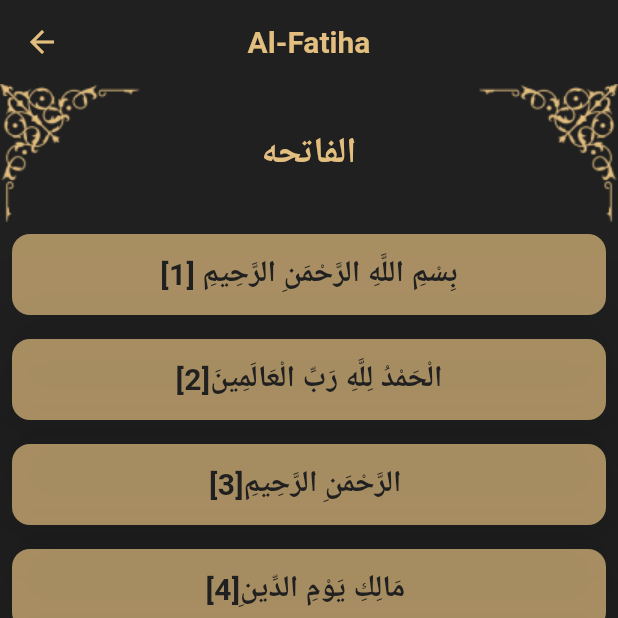
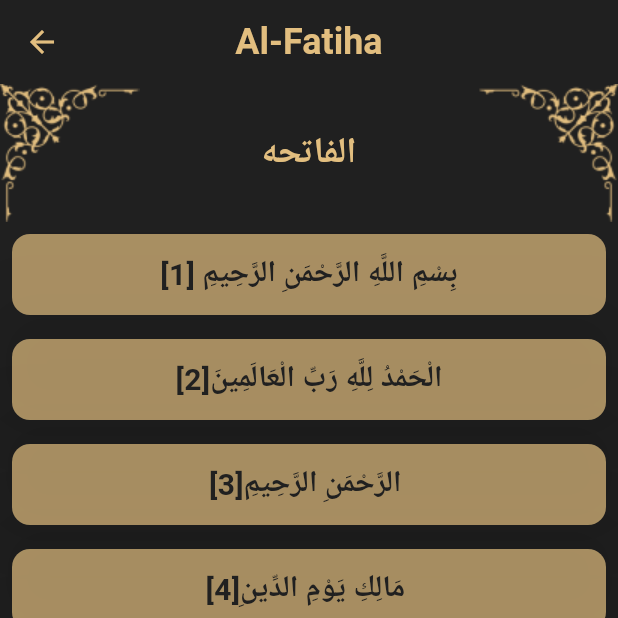
Before and after one commit to Magdyibrahim112/islami_app_online, a Flutter app: the screen it shows after launch, after a tap on an icon or button, on a phone screen of 412 x 824 dp, the top half of it. Run offline on Flutter 3.47's test engine with Material 3 defaults, Android fonts, the phone set to English and light mode, and no system bars; our stand-ins replace carousel_slider, shared_preferences.

```diff
--- a/lib/config/theme/theme_manager.dart
+++ b/lib/config/theme/theme_manager.dart
@@ -26,8 +26,8 @@ class ThemeManager {
   static final ThemeData dark = ThemeData(
     primaryColor: Colors.blueAccent,
     appBarTheme: AppBarTheme(
-      backgroundColor: Colors.red,
-      foregroundColor: Colors.white,
+      backgroundColor: ColorsManager.black,
+      foregroundColor: ColorsManager.gold,
       centerTitle: true,
       titleTextStyle: TextStyle(fontSize: 22, fontWeight: FontWeight.bold),
     ),
--- a/lib/core/resources/assets_manager.dart
+++ b/lib/core/resources/assets_manager.dart
@@ -11,10 +11,6 @@ abstract class ImageAssets{
   static const String hadithTabBg = "$base/hadith_tab_bg.png";
   static const String hadithCardBgImage = "$base/hadith_card_bg_image.png";
   static const String hadithCardBottomImage = "$base/hadith_card_bottom_image.png";
-
-
-
-
 }
 abstract class IconAssets{
   static const base = "assets/images";
--- /dev/null
+++ b/lib/core/resources/prefs_manger/prefs-manager.dart
@@ -0,0 +1,45 @@
+import 'package:islami_app/models/sura_model.dart';
+import 'package:shared_preferences/shared_preferences.dart';
+
+class PrefsManager {
+  static Future<void> saveSuraIndex(String suraIndex) async {
+    SharedPreferences prefs = await SharedPreferences.getInstance();
+    List<String> mostResentSuras =
+        prefs.getStringList("most_resent_suras") ?? [];
+    if(mostResentSuras.length > 7 ){
+      mostResentSuras.remove(mostResentSuras.first );
+    }
+    if(mostResentSuras.contains(suraIndex)){
+      mostResentSuras.remove(suraIndex);
+    }
+    mostResentSuras.add(suraIndex);
+    prefs.setStringList("most_resent_suras", mostResentSuras);
+  }
+
+  static Future<List<SuraModel>> getMostResentSuras() async {
+    SharedPreferences prefs = await SharedPreferences.getInstance();
+    List<String> mostResentSurasIndex =
+        prefs.getStringList("most_resent_suras") ?? [];
+    List<SuraModel> mostResentSuras = [];
+    //["1","2","3"];
+    for (int i = 0; i < mostResentSurasIndex.length; i++) {
+      int index = int.parse(mostResentSurasIndex[i]);
+      SuraModel suraModel = SuraModel.suras[index-1];
+      mostResentSuras.add(suraModel);
+    }
+    return mostResentSuras.reversed.toList();
+  }
+
+  /*
+  static List<SuraModel> mostResentSuras = [];
+  static void addMostResent(SuraModel suraModel) {
+    mostResentSuras.add(suraModel);
+    //print(mostResentSuras.length);
+    /// how to cash list -> Presistent storage..
+  }
+  static List<SuraModel> getMostResentSuras(){
+    return mostResentSuras;
+    /// read data from Presistent storage..
+  }
+   */
+}
--- a/lib/features/main_layout/hadith/hadith_item.dart
+++ b/lib/features/main_layout/hadith/hadith_item.dart
@@ -91,7 +91,7 @@ class _HadithItemState extends State<HadithItem> {
   }
 
   void loadHadithContent(int index) async {
-    String filePath = "assets/files/hadith/$index.txt";
+    String filePath = "assets/files/hadith/h$index.txt";
     String hadithContent = await rootBundle.loadString(filePath);
     List<String> hadithLines = hadithContent.trim().split("\n");
     String title = hadithLines[0];
--- a/lib/features/main_layout/quran/most_resent_item.dart
+++ b/lib/features/main_layout/quran/most_resent_item.dart
@@ -1,13 +1,25 @@
 import 'package:flutter/material.dart';
 import 'package:islami_app/core/resources/assets_manager.dart';
 import 'package:islami_app/core/resources/colors_manager.dart';
+import 'package:islami_app/core/resources/prefs_manger/prefs-manager.dart';
+import 'package:islami_app/core/routes_manager/routes_manager.dart';
+import 'package:islami_app/features/main_layout/quran/most_resent_suras.dart';
+import 'package:islami_app/features/main_layout/quran/sura_item.dart';
+import 'package:islami_app/models/sura_model.dart';
 
 class MostResentItem extends StatelessWidget {
-  const MostResentItem({super.key});
+   MostResentItem({super.key, required this.sura, required this.mostResentKey});
+  SuraModel sura;
+  GlobalKey<MostResentSurasState> mostResentKey;
 
   @override
   Widget build(BuildContext context) {
-    return Container(
+    return InkWell(
+      onTap: (){
+        PrefsManager.saveSuraIndex(sura.suraIndex);
+        Navigator.pushNamed(context, RoutesManager.suraDetails, arguments: SuraDetailsArguments(sura: sura, mostResentKey: mostResentKey));
+      },
+      child: Container(
         padding: EdgeInsets.symmetric(horizontal: 16, vertical: 12),
         decoration: BoxDecoration(
           color: ColorsManager.gold,
@@ -19,17 +31,17 @@ class MostResentItem extends StatelessWidget {
             Column(
               mainAxisAlignment: MainAxisAlignment.center,
               children: [
-              Text("Al_Fatha", style: TextStyle(
+                Text(sura.suraNameEn, style: TextStyle(
                   fontSize: 24,
                   fontWeight: FontWeight.bold,
                   color: ColorsManager.black,
                 ),),
-              Text("الفاتحه", style: TextStyle(
+                Text(sura.suraNameAr, style: TextStyle(
                   fontSize: 24,
                   fontWeight: FontWeight.bold,
                   color: ColorsManager.black,
                 ),),
-              Text("7 Verses", style: TextStyle(
+                Text("${sura.versesNumber} Verses", style: TextStyle(
                   fontSize: 14,
                   fontWeight: FontWeight.bold,
                   color: ColorsManager.black,
@@ -40,6 +52,7 @@ class MostResentItem extends StatelessWidget {
             Image.asset(ImageAssets.mostRecentCardImage)
           ],
         ),
+      ),
     );
   }
 }
--- /dev/null
+++ b/lib/features/main_layout/quran/most_resent_suras.dart
@@ -0,0 +1,63 @@
+import 'package:flutter/material.dart';
+import 'package:islami_app/core/extensions/context_extensions.dart';
+import 'package:islami_app/core/resources/colors_manager.dart';
+import 'package:islami_app/core/resources/prefs_manger/prefs-manager.dart';
+import 'package:islami_app/models/sura_model.dart';
+
+import 'most_resent_item.dart';
+
+class MostResentSuras extends StatefulWidget {
+  const MostResentSuras({super.key});
+
+  @override
+  State<MostResentSuras> createState() => MostResentSurasState();
+}
+
+class MostResentSurasState extends State<MostResentSuras> {
+  List<SuraModel> mostResentSuras = [];
+
+  void fetchMostResent() async {
+    mostResentSuras = await PrefsManager.getMostResentSuras();
+    //await Future.delayed(Duration(seconds: 1));
+    setState(() {});
+  }
+
+  @override
+  void initState() {
+    // TODO: implement initState
+    super.initState();
+    fetchMostResent();
+  }
+
+  @override
+  Widget build(BuildContext context) {
+    return Visibility(
+      visible: mostResentSuras.isEmpty ? false : true,
+      /// لو visible ب true هتظهر ال child لو ب false هتخفى ال child
+      child: Column(
+        crossAxisAlignment: CrossAxisAlignment.start,
+        children: [
+          Text(
+            "Most Recently",
+            style: TextStyle(
+              fontSize: 16,
+              fontWeight: FontWeight.bold,
+              color: ColorsManager.ofWhite,
+            ),
+          ),
+          SizedBox(height: 10),
+          SizedBox(
+            height: context.getHeight * 0.17, //0.17
+            child: ListView.separated(
+              separatorBuilder: (context, index) => SizedBox(width: 8),
+              scrollDirection: Axis.horizontal,
+              itemBuilder: (context, index) =>
+                  MostResentItem(sura: mostResentSuras[index],mostResentKey: widget.key as GlobalKey<MostResentSurasState>,),
+              itemCount: mostResentSuras.length,
+            ),
+          ),
+        ],
+      ),
+    );
+  }
+}
--- a/lib/features/main_layout/quran/quran_tab.dart
+++ b/lib/features/main_layout/quran/quran_tab.dart
@@ -5,6 +5,8 @@ import 'package:islami_app/core/resources/colors_manager.dart';
 import 'package:islami_app/features/main_layout/quran/most_resent_item.dart';
 import 'package:islami_app/features/main_layout/quran/sura_item.dart';
 import 'package:islami_app/models/sura_model.dart';
+
+import 'most_resent_suras.dart';
 
 class QuranTab extends StatefulWidget {
   const QuranTab({super.key});
@@ -15,10 +17,13 @@ class QuranTab extends StatefulWidget {
 
 class _QuranTabState extends State<QuranTab> {
   List<SuraModel> filterdSuras = SuraModel.suras;
+  GlobalKey<MostResentSurasState> mostResentKey = GlobalKey<MostResentSurasState>();
 
   @override
   Widget build(BuildContext context) {
-    return Container(
+    return Padding(
+      padding: const EdgeInsets.all(8.0),
+      child: Container(
         decoration: BoxDecoration(
           image: DecorationImage(
             fit: BoxFit.fill,
@@ -66,24 +71,8 @@ class _QuranTabState extends State<QuranTab> {
                 ),
               ),
               SizedBox(height: 20),
-            Text(
-              "Most Recently",
-              style: TextStyle(
-                fontSize: 16,
-                fontWeight: FontWeight.bold,
-                color: ColorsManager.ofWhite,
-              ),
-            ),
-            SizedBox(height: 10),
-            SizedBox(
-              height: context.getHeight * 0.17, //0.17
-              child: ListView.separated(
-                separatorBuilder: (context, index) => SizedBox(width: 8),
-                scrollDirection: Axis.horizontal,
-                itemBuilder: (context, index) => MostResentItem(),
-                itemCount: 10,
-              ),
-            ),
+
+              MostResentSuras(key: mostResentKey,),///
               SizedBox(height: 10),
               Text(
                 "Suras List",
@@ -105,10 +94,11 @@ class _QuranTabState extends State<QuranTab> {
                   color: ColorsManager.white,
                 ),
                 itemBuilder: (context, index) =>
-                  SuraItem(sura: filterdSuras[index]),
+                    SuraItem(sura: filterdSuras[index], mostResentKey: mostResentKey,),
                 itemCount: filterdSuras.length,
               ),
             ],
+          ),
         ),
       ),
     );
--- a/lib/features/main_layout/quran/sura_item.dart
+++ b/lib/features/main_layout/quran/sura_item.dart
@@ -3,18 +3,23 @@ import 'package:islami_app/core/resources/assets_manager.dart';
 import 'package:islami_app/core/resources/colors_manager.dart';
 import 'package:islami_app/core/resources/constant_manager.dart';
 import 'package:islami_app/core/routes_manager/routes_manager.dart';
+import 'package:islami_app/features/main_layout/quran/most_resent_suras.dart';
+import 'package:islami_app/core/resources/prefs_manger/prefs-manager.dart';
 import 'package:islami_app/models/sura_model.dart';
 
 class SuraItem extends StatelessWidget {
-  const SuraItem({super.key, required this.sura});
+  const SuraItem({super.key, required this.sura, required this.mostResentKey});
 
   final SuraModel sura;
+  final GlobalKey<MostResentSurasState> mostResentKey;
 
   @override
   Widget build(BuildContext context) {
     return InkWell(
       onTap: (){
-        Navigator.pushNamed(context, RoutesManager.suraDetails, arguments: sura);
+        //MostResent.addMostResent(sura);
+        PrefsManager.saveSuraIndex(sura.suraIndex);
+        Navigator.pushNamed(context, RoutesManager.suraDetails, arguments: SuraDetailsArguments(sura: sura, mostResentKey: mostResentKey));
       },
       child: Padding(
         padding: const EdgeInsets.all(8.0),
@@ -71,3 +76,8 @@ class SuraItem extends StatelessWidget {
     );
   }
 }
+class SuraDetailsArguments{
+  SuraModel sura;
+  GlobalKey<MostResentSurasState> mostResentKey;
+  SuraDetailsArguments({required this.sura, required this.mostResentKey});
+}
--- a/lib/features/main_layout/radio/radio_tab.dart
+++ b/lib/features/main_layout/radio/radio_tab.dart
@@ -1,4 +1,5 @@
 import 'package:flutter/material.dart';
+import 'package:islami_app/core/resources/colors_manager.dart';
 
 class RadioTab extends StatelessWidget {
   const RadioTab({super.key});
@@ -6,7 +7,7 @@ class RadioTab extends StatelessWidget {
   @override
   Widget build(BuildContext context) {
     return Container(
-      color: Colors.purpleAccent,
+      color: ColorsManager.black,
     );
   }
 }
--- a/lib/features/main_layout/tasbeh/tasbeh_tab.dart
+++ b/lib/features/main_layout/tasbeh/tasbeh_tab.dart
@@ -1,4 +1,5 @@
 import 'package:flutter/material.dart';
+import 'package:islami_app/core/resources/colors_manager.dart';
 
 class TasbehTab extends StatelessWidget {
   const TasbehTab({super.key});
@@ -6,7 +7,7 @@ class TasbehTab extends StatelessWidget {
   @override
   Widget build(BuildContext context) {
     return Container(
-      color: Colors.amber,
+      color: ColorsManager.black,
     );
   }
 }
--- a/lib/features/main_layout/time/time_tab.dart
+++ b/lib/features/main_layout/time/time_tab.dart
@@ -1,4 +1,5 @@
 import 'package:flutter/material.dart';
+import 'package:islami_app/core/resources/colors_manager.dart';
 
 class TimeTab extends StatelessWidget {
   const TimeTab({super.key});
@@ -6,7 +7,7 @@ class TimeTab extends StatelessWidget {
   @override
   Widget build(BuildContext context) {
     return Container(
-      color: Colors.cyanAccent,
+      color: ColorsManager.black,
     );
   }
 }
--- a/lib/features/sura_detals/sura_detals.dart
+++ b/lib/features/sura_detals/sura_detals.dart
@@ -4,6 +4,7 @@ import 'package:flutter/material.dart';
 import 'package:flutter/services.dart';
 import 'package:islami_app/core/resources/assets_manager.dart';
 import 'package:islami_app/core/resources/colors_manager.dart';
+import 'package:islami_app/features/main_layout/quran/sura_item.dart';
 import 'package:islami_app/features/sura_detals/verse_item.dart';
 import 'package:islami_app/models/sura_model.dart';
 
@@ -15,21 +16,35 @@ class SuraDetals extends StatefulWidget {
 }
 
 class _SuraDetalsState extends State<SuraDetals> {
-  late SuraModel suraArguments;
+  late SuraDetailsArguments suraArguments;
   List<String> verses = [];
 
   @override
   void didChangeDependencies() {
     super.didChangeDependencies();
-    suraArguments = ModalRoute.of(context)?.settings.arguments as SuraModel;
-    loadSuraContent(suraArguments.suraIndex);
+    suraArguments = ModalRoute.of(context)?.settings.arguments as SuraDetailsArguments;
+    loadSuraContent(suraArguments.sura.suraIndex);
+  }
+
+  @override
+  void dispose(){
+    // TODO implement dispose
+    super.dispose();
+    ///access fetchMostResent (exist in _MostResentState)=>_MostResentState
+    suraArguments.mostResentKey.currentState?.fetchMostResent();
   }
 
   @override
   Widget build(BuildContext context) {
-
     return Scaffold(
-      appBar: AppBar(title: Text(suraArguments.suraNameEn)),
+      appBar: AppBar(
+        title: Text(suraArguments.sura.suraNameEn),
+        titleTextStyle: TextStyle(
+          color: ColorsManager.gold,
+          fontSize: 24,
+          fontWeight: FontWeight.bold,
+        ),
+      ),
       body: Column(
         children: [
           Stack(
@@ -43,7 +58,7 @@ class _SuraDetalsState extends State<SuraDetals> {
                 ],
               ),
               Text(
-                suraArguments.suraNameAr,
+                suraArguments.sura.suraNameAr,
                 style: TextStyle(
                   color: ColorsManager.gold,
                   fontWeight: FontWeight.bold,
@@ -53,9 +68,15 @@ class _SuraDetalsState extends State<SuraDetals> {
             ],
           ),
           Expanded(
-            child:verses.isEmpty ? Center(child: CircularProgressIndicator(color: ColorsManager.gold,),)
+            child: verses.isEmpty
+                ? Center(
+                    child: CircularProgressIndicator(color: ColorsManager.gold),
+                  )
                 : ListView.builder(
-              itemBuilder: (context, index) => VerseItem(verse: verses[index]),itemCount: verses.length,)
+                    itemBuilder: (context, index) =>
+                        VerseItem(verse: verses[index]),
+                    itemCount: verses.length,
+                  ),
           ),
         ],
       ),
@@ -65,9 +86,11 @@ class _SuraDetalsState extends State<SuraDetals> {
   void loadSuraContent(String suraIndex) async {
     String filePath = "assets/files/suras/$suraIndex.txt";
     String fileContent = await rootBundle.loadString(filePath);
-    List<String> surasLines = fileContent.trim().split("\n");///trim can remove white spases
-    for(int i = 0 ; i < surasLines.length ; i++){
-      surasLines[i]+= "[${i+1}]";
+    List<String> surasLines = fileContent.trim().split("\n");
+
+    ///trim can remove white spases
+    for (int i = 0; i < surasLines.length; i++) {
+      surasLines[i] += "[${i + 1}]";
     }
     await Future.delayed(Duration(seconds: 1));
     setState(() {
@@ -80,6 +103,7 @@ class _SuraDetalsState extends State<SuraDetals> {
     //setState(() {});
   }
 }
+
 /*
 Text(
               "Sura Content",
--- a/pubspec.yaml
+++ b/pubspec.yaml
@@ -35,6 +35,7 @@ dependencies:
   # Use with the CupertinoIcons class for iOS style icons.
   cupertino_icons: ^1.0.8
   carousel_slider: ^5.1.1
+  shared_preferences: ^2.5.3
 
 dev_dependencies:
   flutter_test:
```
Also changed, not shown: pubspec.lock, 1 other file. Lines whose indentation alone changed are shown as unchanged.
